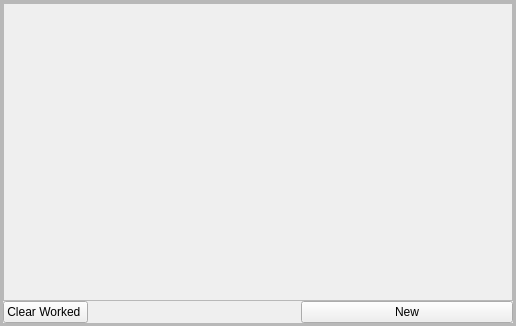
Above: mqt/MqtLogger/RigMemoryFrame.ui from zsteva/backup-minos2 before the change. Below: the same form after it.
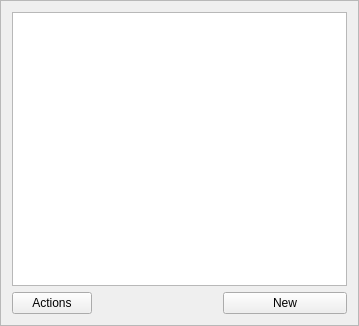
That is the form after the change. Custom widgets are drawn as their Qt base class.

Commit message: Most of grid working

Diff of the .ui file:
```diff
--- a/mqt/MqtLogger/RigMemoryFrame.ui
+++ b/mqt/MqtLogger/RigMemoryFrame.ui
@@ -6,7 +6,7 @@
    <rect>
     <x>0</x>
     <y>0</y>
-    <width>516</width>
+    <width>359</width>
     <height>326</height>
    </rect>
   </property>
@@ -25,88 +25,33 @@
   <property name="frameShadow">
    <enum>QFrame::Raised</enum>
   </property>
-  <layout class="QVBoxLayout" name="verticalLayout_2">
-   <property name="spacing">
-    <number>0</number>
-   </property>
-   <property name="leftMargin">
-    <number>0</number>
-   </property>
-   <property name="topMargin">
-    <number>0</number>
-   </property>
-   <property name="rightMargin">
-    <number>0</number>
-   </property>
-   <property name="bottomMargin">
-    <number>0</number>
-   </property>
-   <item>
-    <widget class="QScrollArea" name="scrollArea">
-     <property name="focusPolicy">
-      <enum>Qt::NoFocus</enum>
-     </property>
-     <property name="widgetResizable">
-      <bool>true</bool>
-     </property>
-     <widget class="QWidget" name="scrollAreaWidgetContents">
-      <property name="geometry">
-       <rect>
-        <x>0</x>
-        <y>0</y>
-        <width>512</width>
-        <height>322</height>
-       </rect>
-      </property>
-      <layout class="QGridLayout" name="gridLayout">
-       <property name="leftMargin">
-        <number>0</number>
-       </property>
-       <property name="topMargin">
-        <number>0</number>
-       </property>
-       <property name="rightMargin">
-        <number>0</number>
-       </property>
-       <property name="bottomMargin">
-        <number>0</number>
-       </property>
-       <property name="spacing">
-        <number>0</number>
-       </property>
-       <item row="0" column="0">
-        <widget class="QFrame" name="frame">
-         <property name="frameShape">
-          <enum>QFrame::StyledPanel</enum>
-         </property>
-         <property name="frameShadow">
-          <enum>QFrame::Raised</enum>
-         </property>
          <layout class="QVBoxLayout" name="verticalLayout">
-          <property name="spacing">
-           <number>0</number>
-          </property>
-          <property name="leftMargin">
-           <number>0</number>
-          </property>
-          <property name="topMargin">
-           <number>0</number>
-          </property>
-          <property name="rightMargin">
-           <number>0</number>
-          </property>
-          <property name="bottomMargin">
-           <number>0</number>
-          </property>
           <item>
-           <widget class="QFrame" name="memFrame">
-            <property name="frameShape">
-             <enum>QFrame::StyledPanel</enum>
-            </property>
-            <property name="frameShadow">
-             <enum>QFrame::Raised</enum>
-            </property>
-            <layout class="QGridLayout" name="gridLayout_2"/>
+    <widget class="MinosTableWidget" name="rigMemTable">
+     <property name="editTriggers">
+      <set>QAbstractItemView::NoEditTriggers</set>
+     </property>
+     <property name="alternatingRowColors">
+      <bool>true</bool>
+     </property>
+     <property name="selectionMode">
+      <enum>QAbstractItemView::SingleSelection</enum>
+     </property>
+     <property name="selectionBehavior">
+      <enum>QAbstractItemView::SelectRows</enum>
+     </property>
+     <property name="horizontalScrollMode">
+      <enum>QAbstractItemView::ScrollPerPixel</enum>
+     </property>
+     <property name="sortingEnabled">
+      <bool>true</bool>
+     </property>
+     <property name="cornerButtonEnabled">
+      <bool>false</bool>
+     </property>
+     <attribute name="horizontalHeaderShowSortIndicator" stdset="0">
+      <bool>true</bool>
+     </attribute>
            </widget>
           </item>
           <item>
@@ -114,7 +59,7 @@
             <item>
              <widget class="QPushButton" name="flushMemoriesButton">
               <property name="text">
-               <string>Clear Worked </string>
+        <string>Actions</string>
               </property>
              </widget>
             </item>
@@ -125,7 +70,7 @@
               </property>
               <property name="sizeHint" stdset="0">
                <size>
-                <width>40</width>
+         <width>68</width>
                 <height>20</height>
                </size>
               </property>
@@ -151,13 +96,13 @@
           </item>
          </layout>
         </widget>
-       </item>
-      </layout>
-     </widget>
-    </widget>
-   </item>
-  </layout>
- </widget>
+ <customwidgets>
+  <customwidget>
+   <class>MinosTableWidget</class>
+   <extends>QTableView</extends>
+   <header>minostablewidget.h</header>
+  </customwidget>
+ </customwidgets>
  <resources/>
  <connections/>
 </ui>
```
Lines whose indentation alone changed are shown as unchanged. The commit also changes 10 other files.
